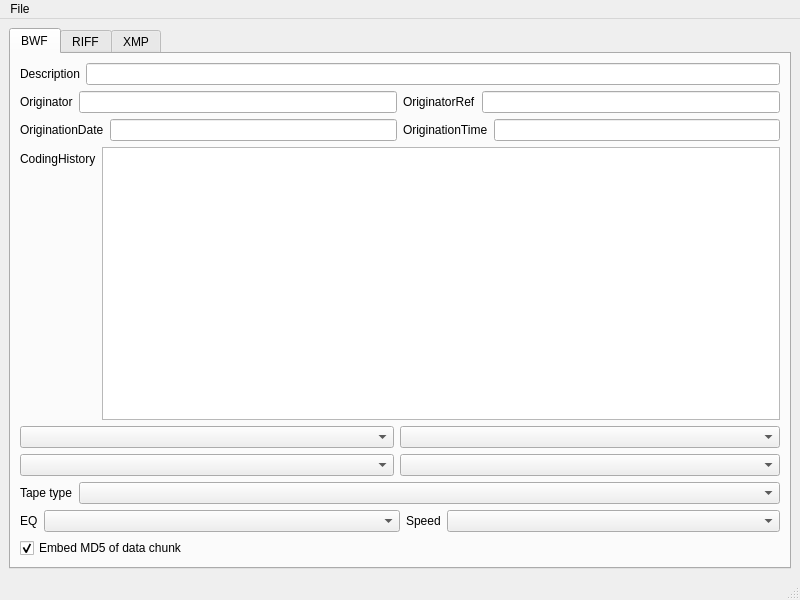
First picture: the form in tabbed.ui, repository Ukrainian-History/autoBWF, before the edit.
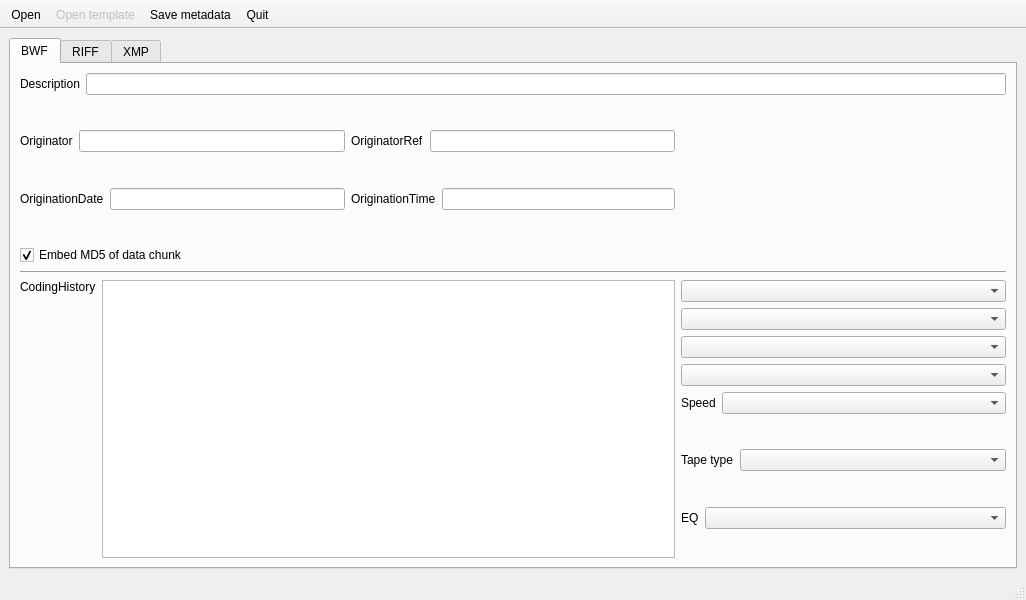
Second picture: the form after the edit.

Commit message: further adjustments to GUI

Patch:
```diff
--- a/tabbed.ui
+++ b/tabbed.ui
@@ -6,7 +6,7 @@
    <rect>
     <x>0</x>
     <y>0</y>
-    <width>800</width>
+    <width>1026</width>
     <height>600</height>
    </rect>
   </property>
@@ -14,7 +14,7 @@
    <string>MainWindow</string>
   </property>
   <widget class="QWidget" name="centralwidget">
-   <layout class="QGridLayout" name="gridLayout">
+   <layout class="QGridLayout" name="gridLayout_4">
     <item row="0" column="0">
      <widget class="QTabWidget" name="tabWidget">
       <property name="currentIndex">
@@ -24,10 +24,10 @@
        <attribute name="title">
         <string>BWF</string>
        </attribute>
-       <layout class="QGridLayout" name="gridLayout_4">
-        <item row="0" column="0">
          <layout class="QGridLayout" name="gridLayout_3">
-          <item row="0" column="0" colspan="2">
+        <item row="0" column="0">
+         <layout class="QGridLayout" name="gridLayout_2">
+          <item row="0" column="0" colspan="3">
            <layout class="QHBoxLayout" name="horizontalLayout">
             <item>
              <layout class="QFormLayout" name="formLayout_7">
@@ -135,13 +135,25 @@
             </item>
            </layout>
           </item>
-          <item row="3" column="0" colspan="2">
-           <layout class="QHBoxLayout" name="horizontalLayout_10">
-            <item>
-             <layout class="QFormLayout" name="formLayout_9">
-              <property name="fieldGrowthPolicy">
-               <enum>QFormLayout::ExpandingFieldsGrow</enum>
-              </property>
+          <item row="3" column="0">
+           <widget class="QCheckBox" name="md5Check">
+            <property name="text">
+             <string>Embed MD5 of data chunk</string>
+            </property>
+            <property name="checked">
+             <bool>true</bool>
+            </property>
+           </widget>
+          </item>
+          <item row="4" column="0" colspan="3">
+           <widget class="Line" name="line">
+            <property name="orientation">
+             <enum>Qt::Horizontal</enum>
+            </property>
+           </widget>
+          </item>
+          <item row="5" column="0" rowspan="7" colspan="2">
+           <layout class="QGridLayout" name="gridLayout">
               <item row="0" column="0">
                <widget class="QLabel" name="codingHistoryLabel">
                 <property name="text">
@@ -149,16 +161,25 @@
                 </property>
                </widget>
               </item>
-              <item row="0" column="1">
+            <item row="0" column="1" rowspan="2">
                <widget class="QPlainTextEdit" name="codingHistoryText"/>
               </item>
-             </layout>
+            <item row="1" column="0">
+             <spacer name="verticalSpacer">
+              <property name="orientation">
+               <enum>Qt::Vertical</enum>
+              </property>
+              <property name="sizeHint" stdset="0">
+               <size>
+                <width>20</width>
+                <height>198</height>
+               </size>
+              </property>
+             </spacer>
             </item>
            </layout>
           </item>
-          <item row="4" column="0" colspan="2">
-           <layout class="QGridLayout" name="gridLayout_2">
-            <item row="0" column="0">
+          <item row="5" column="2">
              <widget class="QComboBox" name="deckSelect">
               <property name="sizePolicy">
                <sizepolicy hsizetype="Expanding" vsizetype="Fixed">
@@ -171,7 +192,7 @@
               </property>
              </widget>
             </item>
-            <item row="0" column="1" colspan="2">
+          <item row="6" column="2">
              <widget class="QComboBox" name="softwareSelect">
               <property name="sizePolicy">
                <sizepolicy hsizetype="Expanding" vsizetype="Fixed">
@@ -184,7 +205,7 @@
               </property>
              </widget>
             </item>
-            <item row="1" column="0">
+          <item row="7" column="2">
              <widget class="QComboBox" name="adcSelect">
               <property name="sizePolicy">
                <sizepolicy hsizetype="Expanding" vsizetype="Fixed">
@@ -197,7 +218,7 @@
               </property>
              </widget>
             </item>
-            <item row="1" column="1" colspan="2">
+          <item row="8" column="2">
              <widget class="QComboBox" name="mediaSelect">
               <property name="sizePolicy">
                <sizepolicy hsizetype="Expanding" vsizetype="Fixed">
@@ -210,11 +231,51 @@
               </property>
              </widget>
             </item>
-            <item row="2" column="0" colspan="3">
+          <item row="9" column="2">
+           <layout class="QFormLayout" name="formLayout_10">
+            <property name="fieldGrowthPolicy">
+             <enum>QFormLayout::ExpandingFieldsGrow</enum>
+            </property>
+            <item row="0" column="0">
+             <widget class="QLabel" name="label_7">
+              <property name="text">
+               <string>Speed</string>
+              </property>
+             </widget>
+            </item>
+            <item row="0" column="1">
+             <widget class="QComboBox" name="speedSelect">
+              <property name="sizePolicy">
+               <sizepolicy hsizetype="Expanding" vsizetype="Fixed">
+                <horstretch>0</horstretch>
+                <verstretch>0</verstretch>
+               </sizepolicy>
+              </property>
+              <property name="editable">
+               <bool>false</bool>
+              </property>
+             </widget>
+            </item>
+           </layout>
+          </item>
+          <item row="10" column="2">
              <layout class="QFormLayout" name="formLayout_12">
               <property name="fieldGrowthPolicy">
                <enum>QFormLayout::ExpandingFieldsGrow</enum>
               </property>
+            <item row="0" column="1">
+             <widget class="QComboBox" name="typeSelect">
+              <property name="sizePolicy">
+               <sizepolicy hsizetype="Expanding" vsizetype="Fixed">
+                <horstretch>0</horstretch>
+                <verstretch>0</verstretch>
+               </sizepolicy>
+              </property>
+              <property name="editable">
+               <bool>false</bool>
+              </property>
+             </widget>
+            </item>
               <item row="0" column="0">
                <widget class="QLabel" name="label_13">
                 <property name="text">
@@ -222,22 +283,9 @@
                 </property>
                </widget>
               </item>
-              <item row="0" column="1">
-               <widget class="QComboBox" name="typeSelect">
-                <property name="sizePolicy">
-                 <sizepolicy hsizetype="Expanding" vsizetype="Fixed">
-                  <horstretch>0</horstretch>
-                  <verstretch>0</verstretch>
-                 </sizepolicy>
-                </property>
-                <property name="editable">
-                 <bool>false</bool>
-                </property>
-               </widget>
-              </item>
-             </layout>
-            </item>
-            <item row="3" column="0" colspan="2">
+           </layout>
+          </item>
+          <item row="11" column="2">
              <layout class="QFormLayout" name="formLayout_11">
               <property name="fieldGrowthPolicy">
                <enum>QFormLayout::ExpandingFieldsGrow</enum>
@@ -264,45 +312,6 @@
               </item>
              </layout>
             </item>
-            <item row="3" column="2">
-             <layout class="QFormLayout" name="formLayout_10">
-              <property name="fieldGrowthPolicy">
-               <enum>QFormLayout::ExpandingFieldsGrow</enum>
-              </property>
-              <item row="0" column="0">
-               <widget class="QLabel" name="label_7">
-                <property name="text">
-                 <string>Speed</string>
-                </property>
-               </widget>
-              </item>
-              <item row="0" column="1">
-               <widget class="QComboBox" name="speedSelect">
-                <property name="sizePolicy">
-                 <sizepolicy hsizetype="Expanding" vsizetype="Fixed">
-                  <horstretch>0</horstretch>
-                  <verstretch>0</verstretch>
-                 </sizepolicy>
-                </property>
-                <property name="editable">
-                 <bool>false</bool>
-                </property>
-               </widget>
-              </item>
-             </layout>
-            </item>
-           </layout>
-          </item>
-          <item row="5" column="0" colspan="2">
-           <widget class="QCheckBox" name="md5Check">
-            <property name="text">
-             <string>Embed MD5 of data chunk</string>
-            </property>
-            <property name="checked">
-             <bool>true</bool>
-            </property>
-           </widget>
-          </item>
          </layout>
         </item>
        </layout>
@@ -838,30 +847,31 @@
     </item>
    </layout>
   </widget>
-  <widget class="QMenuBar" name="menubar">
-   <property name="geometry">
-    <rect>
-     <x>0</x>
-     <y>0</y>
-     <width>800</width>
-     <height>22</height>
-    </rect>
+  <widget class="QStatusBar" name="statusbar"/>
+  <widget class="QToolBar" name="toolBar">
+   <property name="windowTitle">
+    <string>toolBar</string>
    </property>
-   <widget class="QMenu" name="menuOpen">
-    <property name="title">
-     <string>File</string>
-    </property>
+   <property name="movable">
+    <bool>false</bool>
+   </property>
+   <property name="floatable">
+    <bool>false</bool>
+   </property>
+   <attribute name="toolBarArea">
+    <enum>TopToolBarArea</enum>
+   </attribute>
+   <attribute name="toolBarBreak">
+    <bool>false</bool>
+   </attribute>
     <addaction name="actionOpen"/>
     <addaction name="actionOpen_template"/>
     <addaction name="actionUpdate_metadata"/>
     <addaction name="actionQuit"/>
    </widget>
-   <addaction name="menuOpen"/>
-  </widget>
-  <widget class="QStatusBar" name="statusbar"/>
   <action name="actionUpdate_metadata">
    <property name="text">
-    <string>Update metadata</string>
+    <string>Save metadata</string>
    </property>
   </action>
   <action name="actionOpen">
@@ -873,8 +883,14 @@
    <property name="text">
     <string>Quit</string>
    </property>
+   <property name="shortcut">
+    <string>Q</string>
+   </property>
   </action>
   <action name="actionOpen_template">
+   <property name="enabled">
+    <bool>false</bool>
+   </property>
    <property name="text">
     <string>Open template...</string>
    </property>
```
Lines whose indentation alone changed are shown as unchanged. The commit also changes 2 other files.
